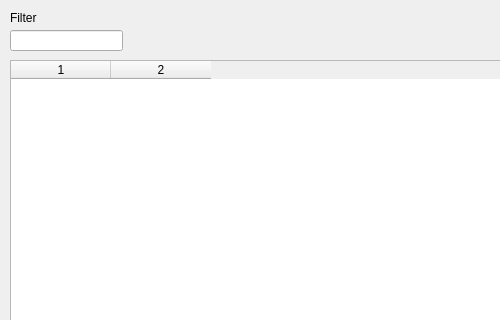
fbaecker/SQL-master, file Qt/history_window.ui: the form before one commit; both pictures show x 0 to 500 and y 0 to 320 of the 656 by 585 pixel window.
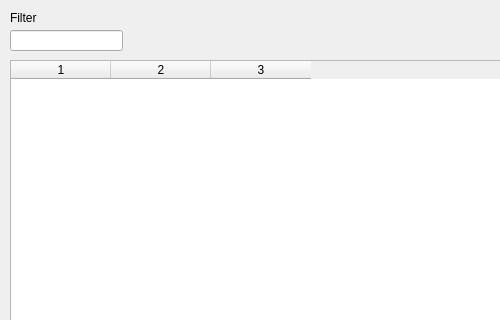
The form after the commit.

Diff of the .ui file:
```diff
--- a/Qt/history_window.ui
+++ b/Qt/history_window.ui
@@ -58,13 +58,14 @@
     </rect>
    </property>
    <property name="columnCount">
-    <number>2</number>
+    <number>3</number>
    </property>
    <attribute name="horizontalHeaderVisible">
     <bool>true</bool>
    </attribute>
    <column/>
    <column/>
+   <column/>
   </widget>
   <widget class="QLineEdit" name="lineEdit_filter">
    <property name="geometry">
```
